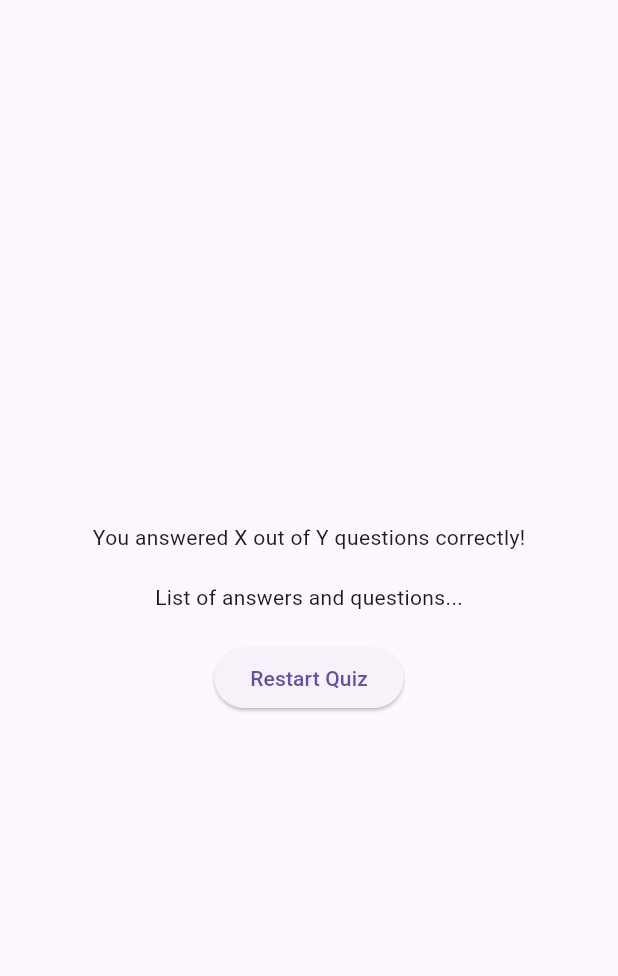
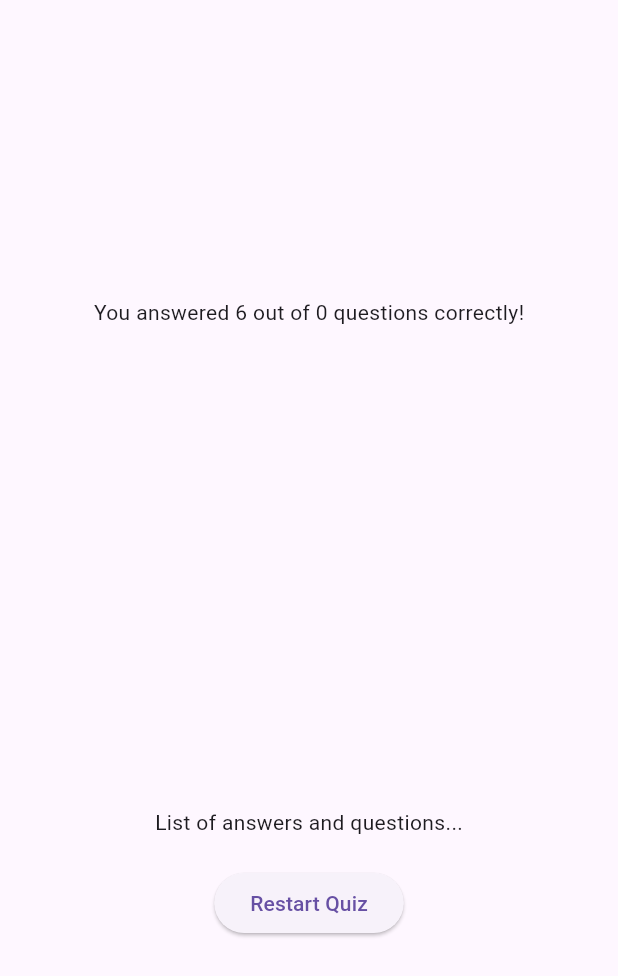
Before and after one commit to Fthsylp/Adv_Basics, a Flutter app: the ResultsScreen widget shown alone on an empty page, opened directly with empty values, on a phone screen of 412 x 824 dp. Shown: the top 976 px of the screen. Run offline on Flutter 3.47's test engine with Material 3 defaults, Android fonts, the phone set to English and light mode, and no system bars; our stand-ins replace google_fonts.

Commit message:
Add results summary feature with detailed answer feedback

```diff
--- a/lib/questions_screen.dart
+++ b/lib/questions_screen.dart
@@ -2,7 +2,6 @@ import 'package:adv_basics/answer_button.dart';
 import 'package:flutter/material.dart';
 import 'package:adv_basics/data/questions.dart';
 import 'package:google_fonts/google_fonts.dart';
-import 'package:adv_basics/results_screen.dart';
 
 class QuestionsScreen extends StatefulWidget {
   const QuestionsScreen({super.key, required this.onSelectedAnswer});
--- /dev/null
+++ b/lib/questions_summary.dart
@@ -0,0 +1,36 @@
+import 'package:flutter/material.dart';
+
+class QuestionsSummary extends StatelessWidget {
+  const QuestionsSummary(this.summaryData, {super.key});
+
+  final List<Map<String, Object>> summaryData;
+
+  @override
+  Widget build(BuildContext context) {
+    return SizedBox(
+      height: 300,
+      child: SingleChildScrollView(
+        child: Column(
+          children:
+              summaryData.map((data) {
+                return Row(
+                  children: [
+                    Text(((data['question_index'] as int) + 1).toString()),
+                    Expanded(
+                      child: Column(
+                        children: [
+                          Text(data['question'] as String),
+                          SizedBox(height: 5),
+                          Text(data['user_answer'] as String),
+                          Text(data['correct_answer'] as String),
+                        ],
+                      ),
+                    ),
+                  ],
+                );
+              }).toList(),
+        ),
+      ),
+    );
+  }
+}
--- a/lib/quiz.dart
+++ b/lib/quiz.dart
@@ -29,7 +29,6 @@ class _QuizState extends State<Quiz> {
 
     if (selectedAnswers.length == questions.length) {
       setState(() {
-        selectedAnswers = [];
         activeScreen = 'results-screen';
       });
     }
--- a/lib/results_screen.dart
+++ b/lib/results_screen.dart
@@ -1,12 +1,36 @@
+import 'package:adv_basics/data/questions.dart';
 import 'package:flutter/material.dart';
+import 'package:adv_basics/questions_summary.dart';
 
 class ResultsScreen extends StatelessWidget {
   const ResultsScreen({super.key, required this.chosenAnswers});
 
   final List<String> chosenAnswers;
 
+  List<Map<String, Object>> getSummaryData() {
+    final List<Map<String, Object>> summary = [];
+
+    for (var i = 0; i < chosenAnswers.length; i++) {
+      summary.add({
+        'question_idex': i,
+        'question': questions[i].text,
+        'correct_answer': questions[i].answers[0],
+        'user_answer': chosenAnswers[i],
+      });
+    }
+
+    return summary;
+  }
+
   @override
   Widget build(BuildContext context) {
+    final summaryData = getSummaryData();
+    final numTotalQuestions = questions.length;
+    final numCorrectQuestions =
+        summaryData.where((data) {
+          return data['correct_answer'] == data['user_answer'];
+        }).length;
+
     return SizedBox(
       width: double.infinity,
       child: Container(
@@ -14,10 +38,13 @@ class ResultsScreen extends StatelessWidget {
         child: Column(
           mainAxisAlignment: MainAxisAlignment.center,
           children: [
-            Text('You answered X out of Y questions correctly!'),
-            SizedBox(height: 20),
-            Text('List of answers and questions...'),
-            SizedBox(height: 20),
+            Text(
+              'You answered ${numTotalQuestions} out of ${numCorrectQuestions} questions correctly!',
+            ),
+            const SizedBox(height: 20),
+            QuestionsSummary(summaryData),
+            const Text('List of answers and questions...'),
+            const SizedBox(height: 20),
             ElevatedButton(onPressed: () {}, child: Text('Restart Quiz')),
           ],
         ),
```
